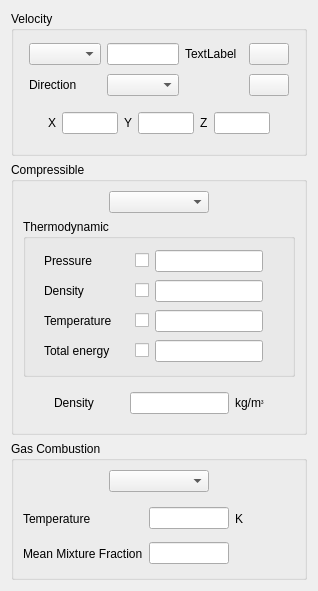
Above: gui/Pages/BoundaryConditionsVelocityInletForm.ui from code-saturne/code_saturne before the change. Below: the same form after it.
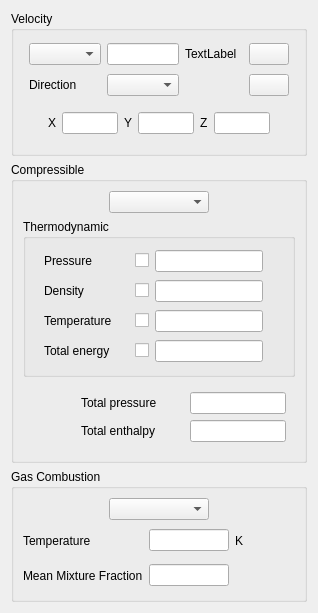
That is the form after the change. Icons and pictures are not drawn.

Diff of the .ui file:
```diff
--- a/gui/Pages/BoundaryConditionsVelocityInletForm.ui
+++ b/gui/Pages/BoundaryConditionsVelocityInletForm.ui
@@ -7,13 +7,13 @@
     <x>0</x>
     <y>0</y>
     <width>300</width>
-    <height>591</height>
+    <height>603</height>
    </rect>
   </property>
   <property name="windowTitle">
    <string>Form</string>
   </property>
-  <layout class="QGridLayout" name="gridLayout_6">
+  <layout class="QGridLayout" name="gridLayout_9">
    <item row="0" column="0">
     <widget class="QGroupBox" name="groupBoxVelocity">
      <property name="title">
@@ -248,10 +248,8 @@
      <property name="title">
       <string>Compressible</string>
      </property>
-     <layout class="QGridLayout" name="gridLayout_3">
+     <layout class="QGridLayout" name="gridLayout_8">
       <item row="0" column="0">
-       <layout class="QVBoxLayout" name="verticalLayout_2">
-        <item>
          <layout class="QGridLayout" name="_2">
           <property name="margin">
            <number>0</number>
@@ -456,7 +454,7 @@
           </layout>
          </widget>
         </item>
-        <item>
+      <item row="2" column="0">
          <widget class="QFrame" name="frameDensity">
           <property name="frameShape">
            <enum>QFrame::NoFrame</enum>
@@ -464,42 +462,30 @@
           <property name="frameShadow">
            <enum>QFrame::Raised</enum>
           </property>
-          <layout class="QHBoxLayout" name="_6">
-           <property name="spacing">
-            <number>6</number>
-           </property>
-           <property name="margin">
-            <number>9</number>
-           </property>
-           <item>
-            <spacer>
+        <layout class="QGridLayout" name="gridLayout_6">
+         <item row="0" column="0">
+          <spacer name="spacer_2">
              <property name="orientation">
               <enum>Qt::Horizontal</enum>
              </property>
              <property name="sizeHint" stdset="0">
               <size>
-               <width>40</width>
+             <width>75</width>
                <height>20</height>
               </size>
              </property>
             </spacer>
            </item>
-           <item>
-            <layout class="QHBoxLayout" name="_7">
-             <property name="spacing">
-              <number>6</number>
-             </property>
-             <property name="margin">
-              <number>0</number>
-             </property>
-             <item>
+         <item row="0" column="1">
+          <layout class="QGridLayout" name="gridLayout_3">
+           <item row="0" column="0">
               <widget class="QLabel" name="labelDensity2">
                <property name="text">
-                <string>Density</string>
+              <string>Total pressure</string>
                </property>
               </widget>
              </item>
-             <item>
+           <item row="0" column="1">
               <spacer>
                <property name="orientation">
                 <enum>Qt::Horizontal</enum>
@@ -512,23 +498,17 @@
                </property>
               </spacer>
              </item>
-             <item>
-              <widget class="QLineEdit" name="lineEditDensity2"/>
-             </item>
-             <item>
-              <widget class="QLabel" name="labelUnitDensity">
+           <item row="0" column="2">
+            <widget class="QLineEdit" name="lineEditTotalPressure"/>
+           </item>
+           <item row="1" column="0">
+            <widget class="QLabel" name="labelDensity2_2">
                <property name="text">
-                <string>&lt;!DOCTYPE HTML PUBLIC &quot;-//W3C//DTD HTML 4.0//EN&quot; &quot;http://www.w3.org/TR/REC-html40/strict.dtd&quot;&gt;
-&lt;html&gt;&lt;head&gt;&lt;meta name=&quot;qrichtext&quot; content=&quot;1&quot; /&gt;&lt;style type=&quot;text/css&quot;&gt;
-p, li { white-space: pre-wrap; }
-&lt;/style&gt;&lt;/head&gt;&lt;body style=&quot; font-family:'DejaVu Sans'; font-size:9pt; font-weight:400; font-style:normal;&quot;&gt;
-&lt;p style=&quot; margin-top:0px; margin-bottom:0px; margin-left:0px; margin-right:0px; -qt-block-indent:0; text-indent:0px;&quot;&gt;&lt;span style=&quot; font-family:'Sans Serif';&quot;&gt;kg/m&lt;/span&gt;&lt;span style=&quot; font-family:'Sans Serif'; font-size:6pt; vertical-align:super;&quot;&gt;3&lt;/span&gt;&lt;/p&gt;&lt;/body&gt;&lt;/html&gt;</string>
+              <string>Total enthalpy</string>
                </property>
               </widget>
              </item>
-            </layout>
-           </item>
-           <item>
+           <item row="1" column="1">
             <spacer>
              <property name="orientation">
               <enum>Qt::Horizontal</enum>
@@ -541,10 +521,26 @@
              </property>
             </spacer>
            </item>
-          </layout>
-         </widget>
-        </item>
-       </layout>
+           <item row="1" column="2">
+            <widget class="QLineEdit" name="lineEditTotalEnthalpy"/>
+           </item>
+          </layout>
+         </item>
+         <item row="0" column="2">
+          <spacer>
+           <property name="orientation">
+            <enum>Qt::Horizontal</enum>
+           </property>
+           <property name="sizeHint" stdset="0">
+            <size>
+             <width>20</width>
+             <height>20</height>
+            </size>
+           </property>
+          </spacer>
+         </item>
+        </layout>
+       </widget>
       </item>
      </layout>
     </widget>
```
Left out of the diff: 28 changed lines with no effect on the pictures. Lines whose indentation alone changed are shown as unchanged.
